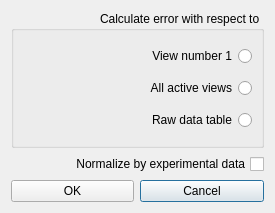
First picture: the form in RepTate/gui/errorcalculationoptions.ui, repository jorge-ramirez-upm/RepTate, before the edit.
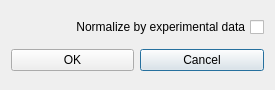
Second picture: the form after the edit. Icons and pictures are not drawn.

Commit message: Removed ErrorCalculationMethod (it was not used)

The edit to the form file:
```diff
--- a/RepTate/gui/errorcalculationoptions.ui
+++ b/RepTate/gui/errorcalculationoptions.ui
@@ -7,7 +7,7 @@
     <x>0</x>
     <y>0</y>
     <width>275</width>
-    <height>213</height>
+    <height>90</height>
    </rect>
   </property>
   <property name="windowTitle">
@@ -21,42 +21,6 @@
    <enum>Qt::RightToLeft</enum>
   </property>
   <layout class="QVBoxLayout" name="verticalLayout">
-   <item>
-    <widget class="QGroupBox" name="groupBox_3">
-     <property name="title">
-      <string>Calculate error with respect to</string>
-     </property>
-     <layout class="QVBoxLayout" name="verticalLayout_2">
-      <item>
-       <widget class="QRadioButton" name="View1radioButton">
-        <property name="text">
-         <string>View number 1</string>
-        </property>
-       </widget>
-      </item>
-      <item>
-       <widget class="QRadioButton" name="AllViewsradioButton">
-        <property name="text">
-         <string>All active views</string>
-        </property>
-        <property name="checkable">
-         <bool>false</bool>
-        </property>
-       </widget>
-      </item>
-      <item>
-       <widget class="QRadioButton" name="RawDataradioButton">
-        <property name="text">
-         <string>Raw data table</string>
-        </property>
-        <property name="checkable">
-         <bool>false</bool>
-        </property>
-       </widget>
-      </item>
-     </layout>
-    </widget>
-   </item>
    <item>
     <widget class="QCheckBox" name="NormalizecheckBox">
      <property name="text">
```
The commit also changes 2 other files.
